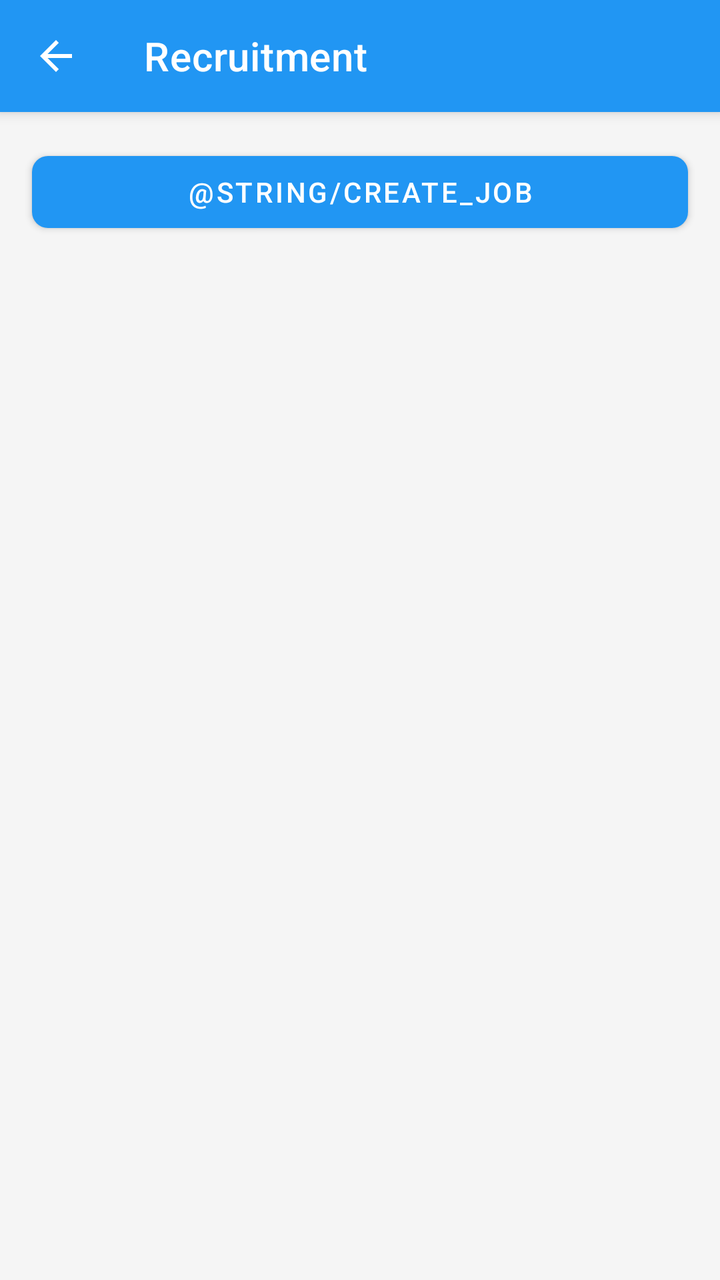
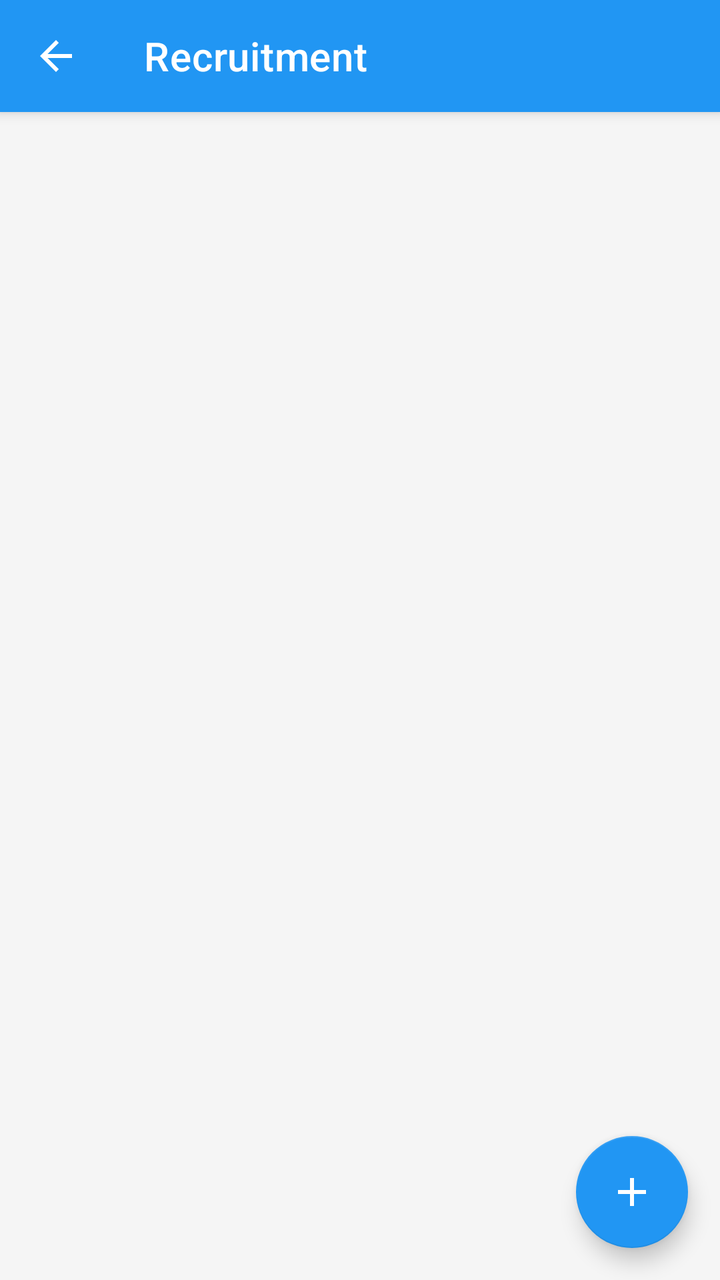

Before-and-after screenshots of an Android layout around one commit, followed by the original layout XML and the change that was made.
<!-- AndroidManifest.xml: application theme Theme.UnifiedHRSystem -->
<!-- res/layout/activity_recruitment.xml -->
<?xml version="1.0" encoding="utf-8"?>
<androidx.coordinatorlayout.widget.CoordinatorLayout xmlns:android="http://schemas.android.com/apk/res/android"
    xmlns:app="http://schemas.android.com/apk/res-auto"
    android:layout_width="match_parent"
    android:layout_height="match_parent"
    android:background="@color/background">

    <com.google.android.material.appbar.AppBarLayout
        android:layout_width="match_parent"
        android:layout_height="wrap_content"
        android:theme="@style/ThemeOverlay.AppCompat.Dark.ActionBar">

        <com.google.android.material.appbar.MaterialToolbar
            android:id="@+id/toolbar"
            android:layout_width="match_parent"
            android:layout_height="?attr/actionBarSize"
            android:background="@color/primary"
            app:title="Recruitment"
            app:titleTextColor="@color/white"
            app:navigationIcon="?attr/homeAsUpIndicator"
            app:navigationIconTint="@color/white" />

    </com.google.android.material.appbar.AppBarLayout>

    <LinearLayout
        android:layout_width="match_parent"
        android:layout_height="match_parent"
        android:orientation="vertical"
        app:layout_behavior="@string/appbar_scrolling_view_behavior">

        <com.google.android.material.button.MaterialButton
            android:id="@+id/btnCreateJob"
            android:layout_width="match_parent"
            android:layout_height="wrap_content"
            android:text="@string/create_job"
            android:layout_margin="16dp"
            app:cornerRadius="8dp" />

        <androidx.recyclerview.widget.RecyclerView
            android:id="@+id/recyclerView"
            android:layout_width="match_parent"
            android:layout_height="match_parent"
            android:padding="16dp" />

    </LinearLayout>
</androidx.coordinatorlayout.widget.CoordinatorLayout>
<!-- resources referenced by this layout -->
<resources>
  <color name="background">#FFF5F5F5</color>
  <color name="primary">#FF2196F3</color>
  <color name="white">#FFFFFFFF</color>
  <style name="Theme.UnifiedHRSystem" parent="Theme.MaterialComponents.DayNight.NoActionBar">
          <item name="colorPrimary">@color/primary</item>
          <item name="colorPrimaryDark">@color/primary_dark</item>
          <item name="colorAccent">@color/accent</item>
          <item name="toolbarStyle">@style/Widget.UnifiedHR.Toolbar</item>
      </style>
  <color name="primary_dark">#FF1976D2</color>
  <color name="accent">#FFFF5722</color>
  <style name="Widget.UnifiedHR.Toolbar" parent="Widget.MaterialComponents.Toolbar">
          <item name="popupTheme">@style/ThemeOverlay.MaterialComponents.Light</item>
          <item name="titleTextColor">@color/white</item>
          <item name="subtitleTextColor">@color/white</item>
      </style>
</resources>

<!-- the commit's change to res/layout/activity_recruitment.xml (unified diff, before → after) -->
@@ -22,25 +22,21 @@
 
     </com.google.android.material.appbar.AppBarLayout>
 
-    <LinearLayout
+    <androidx.recyclerview.widget.RecyclerView
+        android:id="@+id/recyclerView"
         android:layout_width="match_parent"
         android:layout_height="match_parent"
-        android:orientation="vertical"
-        app:layout_behavior="@string/appbar_scrolling_view_behavior">
+        android:padding="16dp"
+        app:layout_behavior="@string/appbar_scrolling_view_behavior" />
 
-        <com.google.android.material.button.MaterialButton
-            android:id="@+id/btnCreateJob"
-            android:layout_width="match_parent"
-            android:layout_height="wrap_content"
-            android:text="@string/create_job"
-            android:layout_margin="16dp"
-            app:cornerRadius="8dp" />
+    <com.google.android.material.floatingactionbutton.FloatingActionButton
+        android:id="@+id/btnCreateJob"
+        android:layout_width="wrap_content"
+        android:layout_height="wrap_content"
+        android:layout_gravity="bottom|end"
+        android:layout_margin="16dp"
+        android:src="@drawable/ic_add"
+        app:backgroundTint="@color/primary"
+        app:tint="@color/white" />
 
-        <androidx.recyclerview.widget.RecyclerView
-            android:id="@+id/recyclerView"
-            android:layout_width="match_parent"
-            android:layout_height="match_parent"
-            android:padding="16dp" />
-
-    </LinearLayout>
 </androidx.coordinatorlayout.widget.CoordinatorLayout>
<!-- resource entries referenced after the edit -->
@@ -1,16 +1,26 @@
 <!-- resources referenced by this layout -->
 <resources>
   <color name="background">#FFF5F5F5</color>
-  <color name="primary">#FF2196F3</color>
+  <color name="primary">#2196F3</color>
   <color name="white">#FFFFFFFF</color>
+  <!-- drawable ic_add (drawable) -->
+  <vector xmlns:android="http://schemas.android.com/apk/res/android"
+      android:width="24dp"
+      android:height="24dp"
+      android:viewportWidth="24"
+      android:viewportHeight="24">
+      <path
+          android:fillColor="@android:color/white"
+          android:pathData="M19,13h-6v6h-2v-6H5v-2h6V5h2v6h6v2z" />
+  </vector>
   <style name="Theme.UnifiedHRSystem" parent="Theme.MaterialComponents.DayNight.NoActionBar">
           <item name="colorPrimary">@color/primary</item>
           <item name="colorPrimaryDark">@color/primary_dark</item>
           <item name="colorAccent">@color/accent</item>
           <item name="toolbarStyle">@style/Widget.UnifiedHR.Toolbar</item>
       </style>
-  <color name="primary_dark">#FF1976D2</color>
-  <color name="accent">#FFFF5722</color>
+  <color name="primary_dark">#1976D2</color>
+  <color name="accent">#4CAF50</color>
   <style name="Widget.UnifiedHR.Toolbar" parent="Widget.MaterialComponents.Toolbar">
           <item name="popupTheme">@style/ThemeOverlay.MaterialComponents.Light</item>
           <item name="titleTextColor">@color/white</item>
